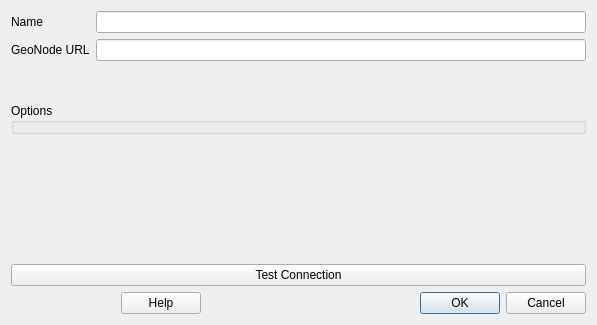
The window that src/qgis_geonode/ui/connection_dialog.ui (GeoNode/QGISGeoNodePlugin) describes before a commit, drawn with Qt 5.
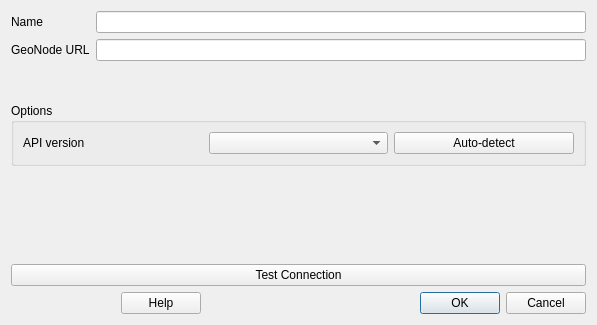
The same window after the commit. Custom widgets are drawn as their Qt base class.

Patch:
```diff
--- a/src/qgis_geonode/ui/connection_dialog.ui
+++ b/src/qgis_geonode/ui/connection_dialog.ui
@@ -13,7 +13,7 @@
   <property name="windowTitle">
    <string>GeoNode Connection Configuration</string>
   </property>
-  <layout class="QVBoxLayout" name="verticalLayout">
+  <layout class="QVBoxLayout" name="verticalLayout_2">
    <item>
     <layout class="QFormLayout" name="formLayout">
      <item row="0" column="0">
@@ -53,6 +53,29 @@
      <property name="title">
       <string>Options</string>
      </property>
+     <layout class="QVBoxLayout" name="verticalLayout">
+      <item>
+       <layout class="QHBoxLayout" name="horizontalLayout">
+        <item>
+         <widget class="QLabel" name="label_3">
+          <property name="text">
+           <string>API version</string>
+          </property>
+         </widget>
+        </item>
+        <item>
+         <widget class="QComboBox" name="api_version_cmb"/>
+        </item>
+        <item>
+         <widget class="QPushButton" name="detect_version_btn">
+          <property name="text">
+           <string>Auto-detect</string>
+          </property>
+         </widget>
+        </item>
+       </layout>
+      </item>
+     </layout>
     </widget>
    </item>
    <item>
```
